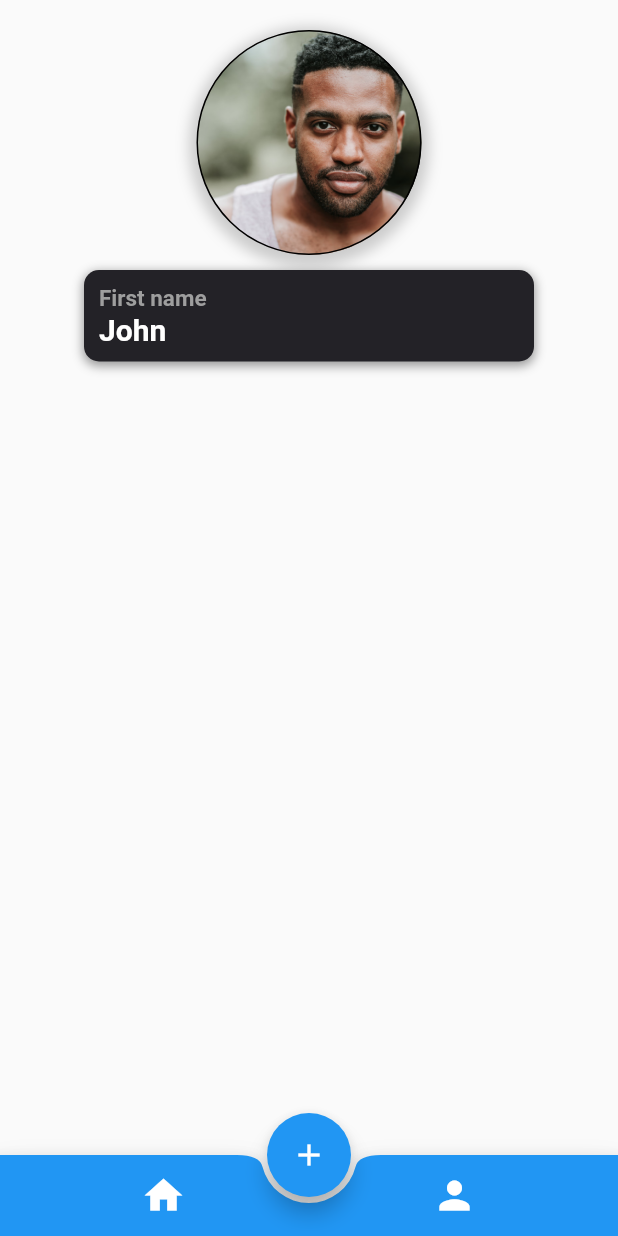
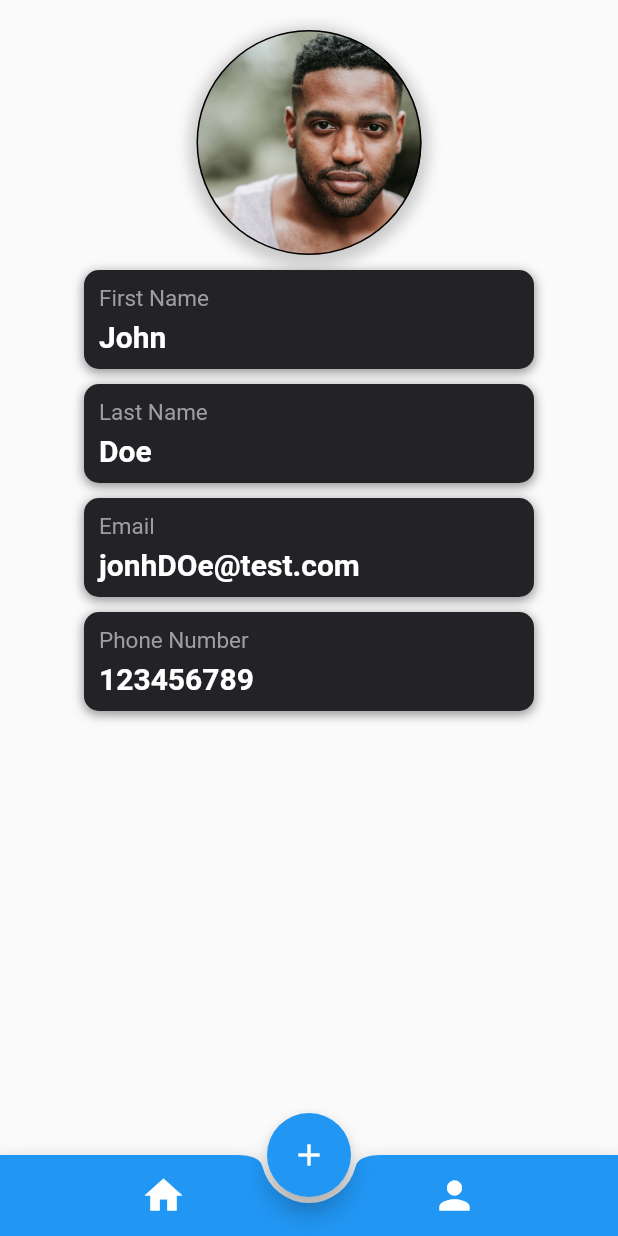
Before and after one commit to julysNICK/games_finish_flutter, a Flutter app: the ProfileScreen screen opened directly, on a phone screen of 412 x 824 dp. Run offline on Flutter 3.47's test engine with Material 2 defaults, Android fonts, the phone set to English and light mode, and no system bars.

Commit message:
componentizing the app

```diff
--- a/lib/screens/profile/profile_screen.dart
+++ b/lib/screens/profile/profile_screen.dart
@@ -50,7 +50,29 @@ class _ProfileScreenState extends State<ProfileScreen> {
             const SizedBox(
               height: 10,
             ),
-            const CardInformation()
+            CardInformation(
+              titleCardProfile: 'First Name',
+              contentCardProfile: 'John',
+            ),
+            const SizedBox(
+              height: 10,
+            ),
+            CardInformation(
+              titleCardProfile: 'Last Name',
+              contentCardProfile: 'Doe',
+            ),
+            const SizedBox(
+              height: 10,
+            ),
+            CardInformation(
+                titleCardProfile: 'Email',
+                contentCardProfile: 'jonhDOe@test.com'),
+            const SizedBox(
+              height: 10,
+            ),
+            CardInformation(
+                titleCardProfile: 'Phone Number',
+                contentCardProfile: '123456789'),
           ],
         ),
       ),
--- a/lib/screens/profile/widgets/card_information_profile.dart
+++ b/lib/screens/profile/widgets/card_information_profile.dart
@@ -1,9 +1,13 @@
 import 'package:flutter/material.dart';
 
 class CardInformation extends StatelessWidget {
-  const CardInformation({
+  CardInformation({
     super.key,
+    required this.titleCardProfile,
+    required this.contentCardProfile,
   });
+  String titleCardProfile;
+  String contentCardProfile;
 
   @override
   Widget build(BuildContext context) {
@@ -24,18 +28,19 @@ class CardInformation extends StatelessWidget {
           ),
         ],
       ),
-      child:
-          Column(crossAxisAlignment: CrossAxisAlignment.start, children: const [
+      child: Column(crossAxisAlignment: CrossAxisAlignment.start, children: [
         Text(
-          'First name',
-          style: TextStyle(
+          titleCardProfile,
+          style: const TextStyle(
             color: Colors.grey,
             fontSize: 15,
-            fontWeight: FontWeight.bold,
           ),
         ),
-        Text("John",
-            style: TextStyle(
+        const SizedBox(
+          height: 5,
+        ),
+        Text(contentCardProfile,
+            style: const TextStyle(
               color: Colors.white,
               fontSize: 20,
               fontWeight: FontWeight.bold,
```
